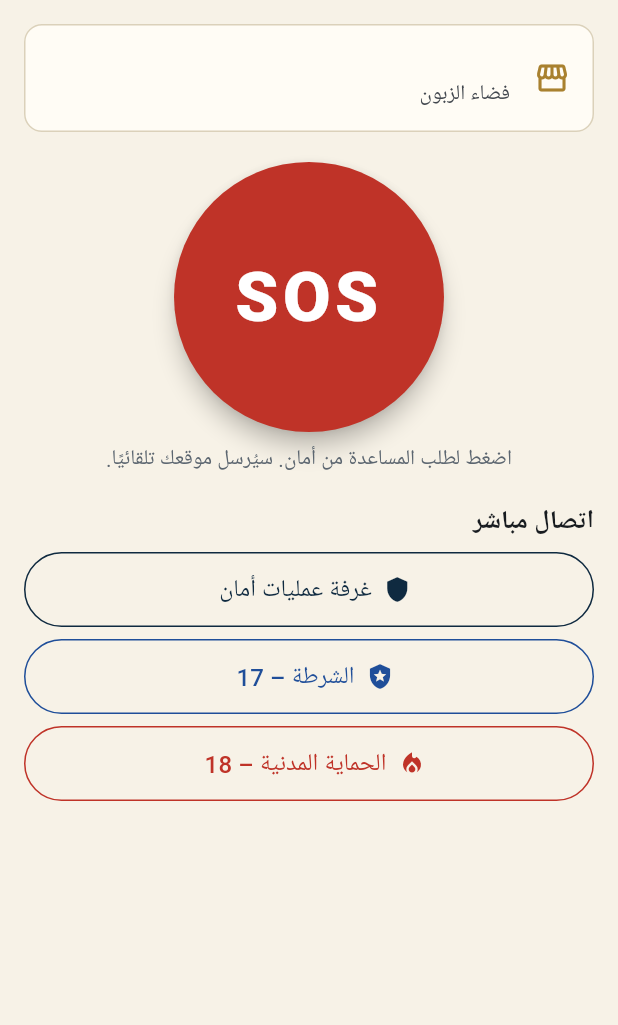
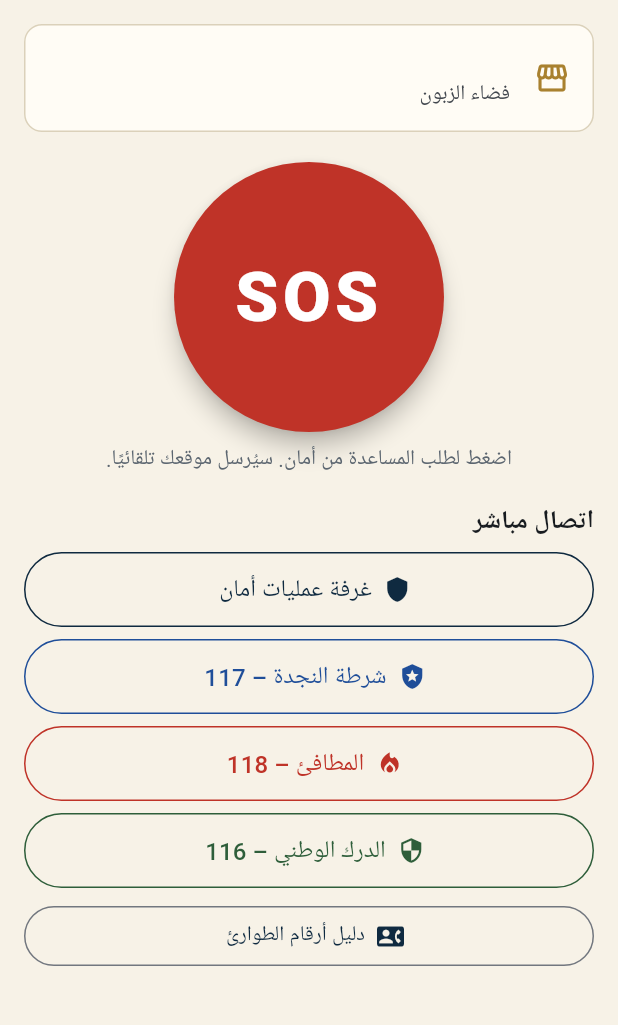
Before and after one commit to amane-securte/Amane-app, a Flutter app: the ClientHome screen opened directly with empty values, on a phone screen of 412 x 824 dp, the part 84-1109 px from its top. Run offline on Flutter 3.47's test engine with Material 3 defaults, Android fonts, the phone set to English and light mode, and no system bars; our stand-ins replace cloud_firestore, firebase_auth, firebase_core, geolocator, pdf, printing and 1 more; accounts and stored records are empty.

```diff
--- a/lib/client_home.dart
+++ b/lib/client_home.dart
@@ -2,6 +2,7 @@ import 'package:cloud_firestore/cloud_firestore.dart';
 import 'package:flutter/material.dart';
 
 import 'data.dart';
+import 'emergency.dart';
 import 'geo.dart';
 import 'i18n.dart';
 import 'theme.dart';
@@ -182,8 +183,10 @@ class _ClientHomeState extends State<ClientHome> {
                     style: const TextStyle(fontSize: 17, fontWeight: FontWeight.w600)),
                 const SizedBox(height: 8),
                 _callButton(Icons.shield, t('call_amane'), 'tel:$controlPhone', navy),
-                _callButton(Icons.local_police, t('call_police'), 'tel:17', const Color(0xFF1F4E99)),
-                _callButton(Icons.local_fire_department, t('call_civil'), 'tel:18', danger),
+                _callButton(Icons.local_police, t('call_police'), 'tel:$policeNumber', const Color(0xFF1F4E99)),
+                _callButton(Icons.local_fire_department, t('call_civil'), 'tel:$fireNumber', danger),
+                _callButton(Icons.security, t('call_gendarmerie'), 'tel:$gendarmerieNumber', const Color(0xFF2E5E3A)),
+                emergencyButton(context, t),
                 if (past.isNotEmpty) ...[
                   const SizedBox(height: 20),
                   Text(t('client_history'),
--- a/lib/guard_home.dart
+++ b/lib/guard_home.dart
@@ -3,6 +3,7 @@ import 'package:flutter/material.dart';
 
 import 'data.dart';
 import 'geo.dart';
+import 'emergency.dart';
 import 'i18n.dart';
 import 'logbook.dart';
 import 'planning.dart';
@@ -255,6 +256,8 @@ class _GuardHomeState extends State<GuardHome> {
             label: Text(t('call_control')),
           ),
         ),
+        const SizedBox(height: 8),
+        Center(child: emergencyButton(context, t)),
         const SizedBox(height: 28),
         MyShifts(t: t, stream: _shifts),
         const SizedBox(height: 16),
--- a/lib/i18n.dart
+++ b/lib/i18n.dart
@@ -130,7 +130,7 @@ class T {
       'need_police': 'سرقة / اعتداء',
       'need_police_sub': 'أمان ترسل دورية وتبلغ الشرطة',
       'need_fire': 'حريق',
-      'need_fire_sub': 'أمان تبلغ الحماية المدنية وترسل دورية',
+      'need_fire_sub': 'أمان تبلغ المطافئ وترسل دورية',
       'need_medical': 'حالة طبية',
       'need_medical_sub': 'أمان تطلب الإسعاف',
       'need_request': 'طلب خدمة (غير مستعجل)',
@@ -143,24 +143,27 @@ class T {
       'client_history': 'طلباتي السابقة',
       'client_calls': 'اتصال مباشر',
       'call_amane': 'غرفة عمليات أمان',
-      'call_police': 'الشرطة – 17',
-      'call_civil': 'الحماية المدنية – 18',
+      'call_police': 'شرطة النجدة – 117',
+      'call_civil': 'المطافئ – 118',
+      'call_gendarmerie': 'الدرك الوطني – 116',
+      'emergency_dir': 'دليل أرقام الطوارئ',
+      'emergency_search': 'ابحث: مفوضية، حي، رقم…',
       'cst_open': 'وصل طلبك، أمان تعالجه الآن',
       'cst_taken': 'أمان تتكفّل بطلبك',
       'cst_closed': 'تمت معالجة الطلب',
       'act_patrol_client': 'دورية أمان في الطريق إليك 🚓',
       'act_police_client': 'تم إبلاغ الشرطة 👮',
-      'act_civil_client': 'تم إبلاغ الحماية المدنية 🚒',
+      'act_civil_client': 'تم إبلاغ المطافئ 🚒',
       'act_ambulance_client': 'تم طلب الإسعاف 🚑',
       'respond': 'الاستجابة',
       'act_patrol': 'دورية أُرسلت',
       'act_police': 'الشرطة أُبلغت',
-      'act_civil': 'الحماية المدنية أُبلغت',
+      'act_civil': 'المطافئ أُبلغت',
       'act_ambulance': 'الإسعاف طُلب',
       'act_patrol_menu': '🚓 إرسال دورية أمان',
-      'act_police_menu': '👮 إبلاغ الشرطة (17)',
-      'act_civil_menu': '🚒 إبلاغ الحماية المدنية (18)',
-      'act_ambulance_menu': '🚑 طلب الإسعاف (18)',
+      'act_police_menu': '👮 إبلاغ شرطة النجدة (117)',
+      'act_civil_menu': '🚒 إبلاغ المطافئ (118)',
+      'act_ambulance_menu': '🚑 طلب الإسعاف عبر المطافئ (118)',
       'tab_mine': 'خدمتي · SOS',
       'add_shift': 'إضافة مناوبة',
       'edit_shift': 'تعديل المناوبة',
@@ -324,7 +327,7 @@ class T {
       'need_police': 'Vol / agression',
       'need_police_sub': 'AMANE envoie une patrouille et prévient la police',
       'need_fire': 'Incendie',
-      'need_fire_sub': 'AMANE prévient la protection civile et envoie une patrouille',
+      'need_fire_sub': 'AMANE prévient les pompiers et envoie une patrouille',
       'need_medical': 'Urgence médicale',
       'need_medical_sub': 'AMANE appelle les secours',
       'need_request': 'Demande de service (non urgente)',
@@ -337,24 +340,27 @@ class T {
       'client_history': 'Mes demandes passées',
       'client_calls': 'Appel direct',
       'call_amane': 'Salle de contrôle AMANE',
-      'call_police': 'Police – 17',
-      'call_civil': 'Protection civile – 18',
+      'call_police': 'Police secours – 117',
+      'call_civil': 'Sapeurs-pompiers – 118',
+      'call_gendarmerie': 'Gendarmerie nationale – 116',
+      'emergency_dir': "Annuaire d'urgence",
+      'emergency_search': 'Rechercher : commissariat, quartier, numéro…',
       'cst_open': 'Demande reçue, AMANE la traite',
       'cst_taken': 'AMANE prend en charge votre demande',
       'cst_closed': 'Demande traitée',
       'act_patrol_client': 'Patrouille AMANE en route 🚓',
       'act_police_client': 'Police prévenue 👮',
-      'act_civil_client': 'Protection civile prévenue 🚒',
+      'act_civil_client': 'Pompiers prévenus 🚒',
       'act_ambulance_client': 'Secours appelés 🚑',
       'respond': 'Réponse',
       'act_patrol': 'Patrouille envoyée',
       'act_police': 'Police prévenue',
-      'act_civil': 'Protection civile prévenue',
+      'act_civil': 'Pompiers prévenus',
       'act_ambulance': 'Secours appelés',
       'act_patrol_menu': '🚓 Envoyer une patrouille AMANE',
-      'act_police_menu': '👮 Prévenir la police (17)',
-      'act_civil_menu': '🚒 Prévenir la protection civile (18)',
-      'act_ambulance_menu': '🚑 Appeler les secours (18)',
+      'act_police_menu': '👮 Prévenir la police secours (117)',
+      'act_civil_menu': '🚒 Prévenir les pompiers (118)',
+      'act_ambulance_menu': '🚑 Secours via les pompiers (118)',
       'tab_mine': 'Mon service · SOS',
       'add_shift': 'Ajouter une mission',
       'edit_shift': 'Modifier la mission',
--- a/pubspec.yaml
+++ b/pubspec.yaml
@@ -1,7 +1,7 @@
 name: amane_app
 description: "Application AMANE Sécurité privée – أمان للأمن الخصوصي"
 publish_to: 'none'
-version: 0.5.0+9
+version: 0.5.1+10
 
 environment:
   sdk: '>=3.4.0 <4.0.0'
```
Also changed, not shown: lib/admin_home.dart (+7 -2 lines), lib/emergency.dart (added, +144 -0 lines).
